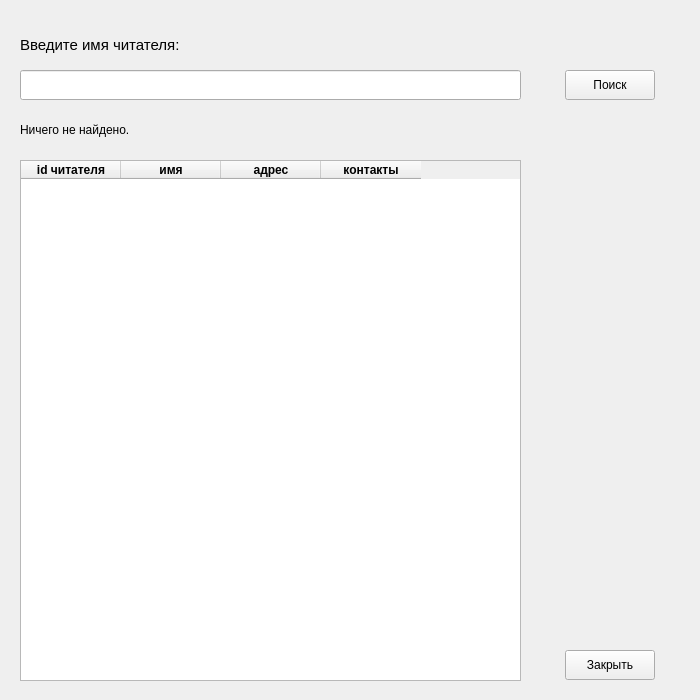
Qt form ClientSearch.ui (andrejmaznin/library) before a commit.
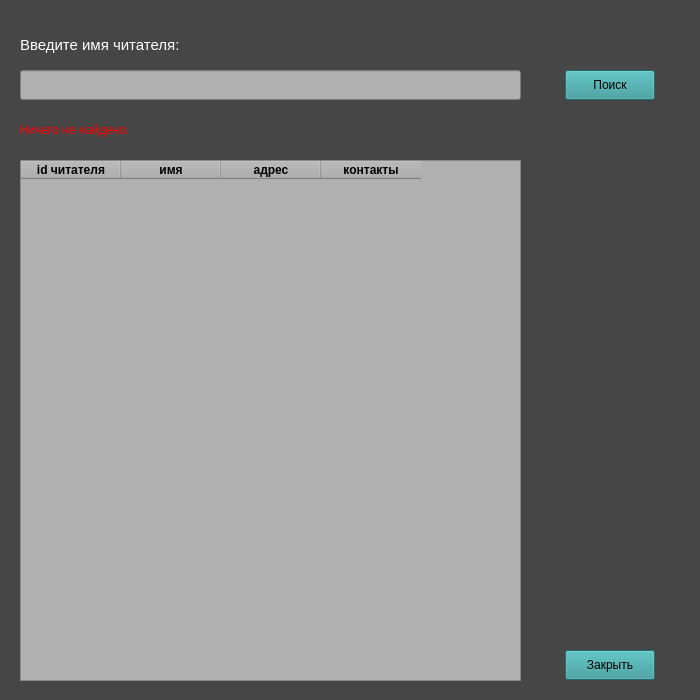
The same form after that commit.

What changed in the file:
```diff
--- a/ClientSearch.ui
+++ b/ClientSearch.ui
@@ -13,6 +13,9 @@
   <property name="windowTitle">
    <string>Библиотека: поиск читателя</string>
   </property>
+  <property name="styleSheet">
+   <string notr="true">background-color: rgb(70, 70, 70);</string>
+  </property>
   <widget class="QLabel" name="label_client_name">
    <property name="geometry">
     <rect>
@@ -27,6 +30,9 @@
      <pointsize>11</pointsize>
     </font>
    </property>
+   <property name="styleSheet">
+    <string notr="true">color: rgb(255, 255, 255);</string>
+   </property>
    <property name="text">
     <string>Введите имя читателя:</string>
    </property>
@@ -40,6 +46,9 @@
      <height>30</height>
     </rect>
    </property>
+   <property name="styleSheet">
+    <string notr="true">background-color: rgb(176, 176, 176);</string>
+   </property>
   </widget>
   <widget class="QPushButton" name="btn_search">
    <property name="geometry">
@@ -53,6 +62,9 @@
    <property name="cursor">
     <cursorShape>PointingHandCursor</cursorShape>
    </property>
+   <property name="styleSheet">
+    <string notr="true">background-color: rgb(51, 153, 153);</string>
+   </property>
    <property name="text">
     <string>Поиск</string>
    </property>
@@ -66,6 +78,10 @@
      <height>521</height>
     </rect>
    </property>
+   <property name="styleSheet">
+    <string notr="true">background-color: rgb(176, 176, 176);
+</string>
+   </property>
    <column>
     <property name="text">
      <string>id читателя</string>
@@ -124,6 +140,9 @@
    <property name="cursor">
     <cursorShape>PointingHandCursor</cursorShape>
    </property>
+   <property name="styleSheet">
+    <string notr="true">background-color: rgb(51, 153, 153);</string>
+   </property>
    <property name="text">
     <string>Закрыть</string>
    </property>
@@ -142,6 +161,9 @@
      <pointsize>9</pointsize>
     </font>
    </property>
+   <property name="styleSheet">
+    <string notr="true">color: rgb(255, 0, 0);</string>
+   </property>
    <property name="text">
     <string>Ничего не найдено.</string>
    </property>
```
